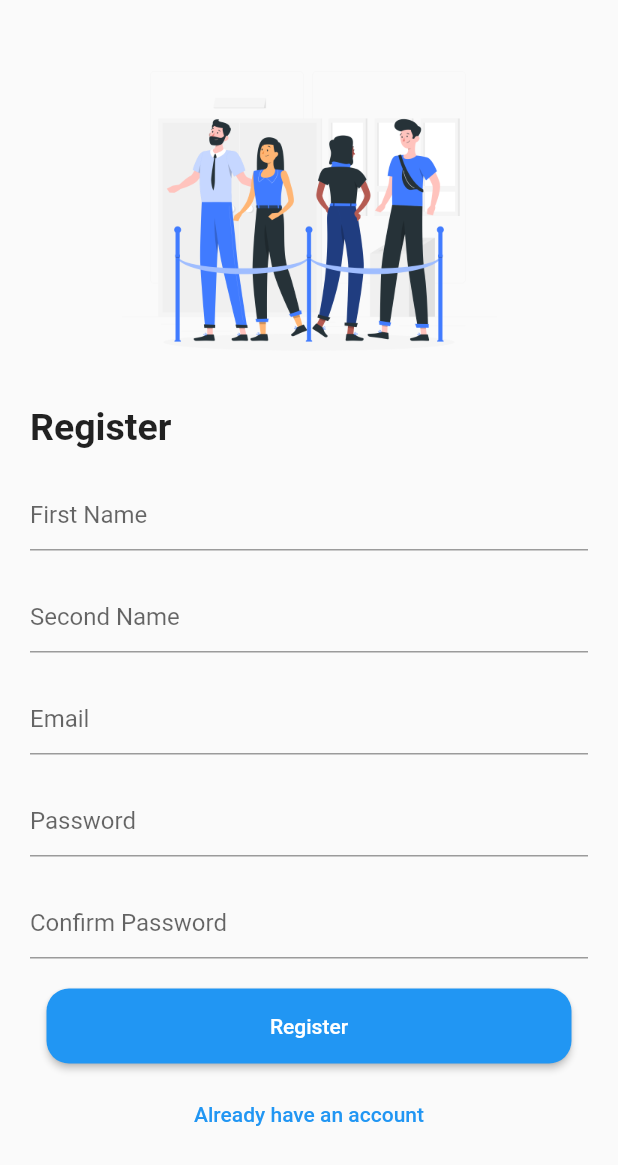
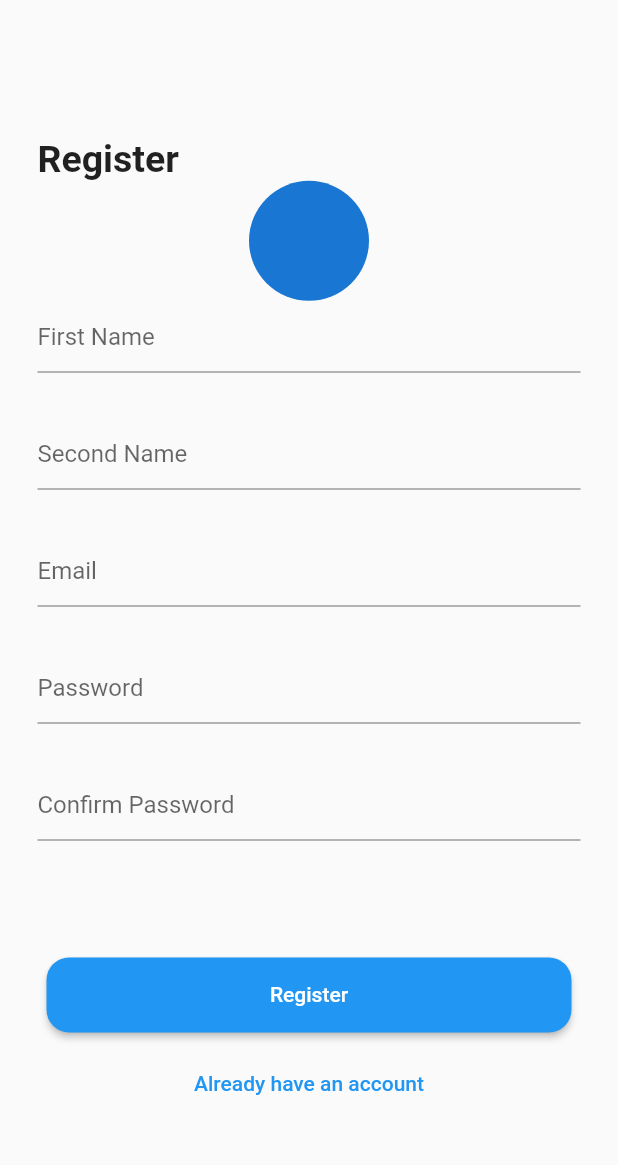
Before and after one commit to OmarOsama77/posts, a Flutter app: the screen it shows after launch, after a tap on "Register", on a phone screen of 412 x 824 dp. Shown: the top 1165 px of the screen. Run offline on Flutter 3.47's test engine with Material 2 defaults, Android fonts, the phone set to English and light mode, and no system bars.

Commit message:
updates on the ui

```diff
--- a/lib/screens/authentication_screens/login.dart
+++ b/lib/screens/authentication_screens/login.dart
@@ -1,84 +1,81 @@
 import 'package:flutter/material.dart';
+
 class Login extends StatelessWidget {
   Login({super.key});
   TextEditingController email = TextEditingController();
   TextEditingController password = TextEditingController();
 
-
   @override
   Widget build(BuildContext context) {
     final myKey = GlobalKey<FormState>();
+    final screenh = MediaQuery.of(context).size.height;
+    final screenw = MediaQuery.of(context).size.width;
     return Scaffold(
         backgroundColor: Colors.white,
-        body: SingleChildScrollView(
-          child: Form(
-              key: myKey,
-              child: Container(width: double.infinity,
-                padding: const EdgeInsets.only(top: 90,right: 20,left:20),
-                child: Column(mainAxisAlignment: MainAxisAlignment.start,crossAxisAlignment: CrossAxisAlignment.start,
+        body: Container(
+          padding: EdgeInsets.only(top: 25, left: 0, right: 0),
+          width: screenw,
+          height: screenh,
+          child: Column(
             children: [
-                    Center(
-                      child:
-                      Container(
-                        width: 300,
-                        height: 250,
-                        decoration: const  BoxDecoration(
-                          image:DecorationImage(image: AssetImage("images/login3.png"),fit: BoxFit.cover)
+              Image.asset("images/login3.png",),
+              Padding(
+                padding: const EdgeInsets.only(left: 15),
+                child: Row(
+                  mainAxisAlignment: MainAxisAlignment.start,
+                  children: [
+                    Text(
+                      "Login",
+                      style: TextStyle(
+                          fontSize: 30, fontWeight: FontWeight.bold),
+                    )
+                  ],
                 ),
               ),
-                    ),
-                    const SizedBox(height: 50,),
-                    const  Text("Login",style: TextStyle(fontWeight: FontWeight.bold,fontSize: 35),),
-                    const  SizedBox(height: 25,),
+              Container(
+                padding: EdgeInsets.only(left: 25, right: 25, top: 15),
+                child: Column(mainAxisAlignment: MainAxisAlignment.center,
+                  children: [
                     TextFormField(
-                      validator: (val){
-                        if(val!.isEmpty||!val.contains('@')||val.length<=5){
-                          return "Required";
-                        }
-                        return null;
-                      },
+
                       keyboardType: TextInputType.emailAddress,
                       decoration: const InputDecoration(
-                        prefixIcon: Icon(Icons.email),
-                        hintText: "Email"
+                          prefixIcon: Icon(Icons.email), hintText: "Email"),
+                    ),
+                    SizedBox(
+                      height: 25,
+                    ),
+                    TextFormField(
+
+                      obscureText: true,
+                      keyboardType: TextInputType.visiblePassword,
+                      decoration: const InputDecoration(
+                          prefixIcon: Icon(Icons.lock), hintText: "Password"),
+                    ),
+                    Row(mainAxisAlignment: MainAxisAlignment.end,
+                      children: [
+                       TextButton(onPressed: (){}, child: Text("Forgot passsword ?"))
+                      ],
+                    )
+                  ],
                 ),
               ),
-                    const SizedBox(height: 20,),
-                    TextFormField(
-                      validator: (val){
-                        if(val!.isEmpty||val.length<=7){
-                          return "Required";
-                        }
-                        return null;
-                      },
-                      obscureText: true,
-                      keyboardType: TextInputType.visiblePassword,
-                      decoration:const InputDecoration(
-                          prefixIcon: Icon(Icons.lock),
-                          hintText: "Password"
-                      ),
-                    ),
-                    const SizedBox(height: 8,),
-                    Row(mainAxisAlignment: MainAxisAlignment.end,
-                      children: [
-                         TextButton(onPressed: (){}, child:const Text("Forgot Password ?",style: TextStyle(fontSize: 15),))
-                      ],
-                    ),
-                    const    SizedBox(height: 15,),
-                     Container(width: double.infinity,
-                       child: Column(crossAxisAlignment: CrossAxisAlignment.center,mainAxisAlignment: MainAxisAlignment.end,
+              Expanded(
+                  child: Column(mainAxisAlignment: MainAxisAlignment.center,
                 children: [
                   SizedBox(
                     height: 50,
                     width: 350,
-                             child: ElevatedButton(onPressed: (){
-                                Navigator.pushReplacementNamed(context, "/bottom_navigation_bar");
-                             }, child: const Text("Login"),
+                    child: ElevatedButton(
+                      onPressed: () {
+                        Navigator.pushReplacementNamed(
+                            context, "/bottom_navigation_bar");
+                      },
+                      child: const Text("Login"),
                       style: ButtonStyle(
-                               shape: MaterialStateProperty.all(RoundedRectangleBorder(
-                                 borderRadius: BorderRadius.circular(15)
-                               ))
-                             ),
+                          shape: MaterialStateProperty.all(
+                              RoundedRectangleBorder(
+                                  borderRadius: BorderRadius.circular(15)))),
                     ),
                   ),
                   const SizedBox(height: 10,),
@@ -86,12 +83,9 @@ class Login extends StatelessWidget {
                     Navigator.pushReplacementNamed(context, "/signup");
                   }, child:const  Text("Register"))
                 ],
-                       ),
-                     )
+              ))
             ],
           ),
-              )),
-        ),
-    );
+        ));
   }
 }
--- a/lib/screens/authentication_screens/signup.dart
+++ b/lib/screens/authentication_screens/signup.dart
@@ -10,39 +10,41 @@ class Signup extends StatelessWidget {
   @override
   Widget build(BuildContext context) {
     final myKey = GlobalKey<FormState>();
+    final screenh = MediaQuery.of(context).size.height;
+    final screenw = MediaQuery.of(context).size.width;
     return Scaffold(
-      body: SingleChildScrollView(
-        child: Form(
-          key: myKey,
-            child:Container(
-              padding: const EdgeInsets.only(top: 20,right: 20,left:20),
-             width: double.infinity,
-              child: Column(mainAxisAlignment: MainAxisAlignment.start,crossAxisAlignment: CrossAxisAlignment.start,
+    body: Container(
+      padding: EdgeInsets.only(left: 25,right: 25,top: screenh/9),
+      width: screenw,
+      height: screenh,
+      child: Column(
         children: [
-                  Center(
-                    child: Container(
-                      width: 300,
-                      height: 250,
-                      decoration: BoxDecoration(
-                        image: DecorationImage(image: AssetImage("images/register.png"))
+          Row(
+            children: [
+              Text('Register',style: TextStyle(fontWeight: FontWeight.bold,fontSize: 25),),
+            ],
           ),
+          Row(mainAxisAlignment: MainAxisAlignment.center,
+            children: [
+              CircleAvatar(
+                radius: 40,
+              )
+            ],
           ),
-                  ),
-                  Text("Register",style: TextStyle(fontWeight: FontWeight.bold,fontSize: 25),),
-                  SizedBox(height: 20,),
+          Column(children: [
             TextFormField(
-                    keyboardType: TextInputType.text,
-                    decoration: InputDecoration(
-                      hintText: "First Name"
-                    ),
               validator: (val){
                 if(val!.isEmpty||val.length<2){
                   return "Required";
                 }
                 return null;
               },
+              keyboardType: TextInputType.text,
+              decoration: InputDecoration(
+                  hintText: "First Name"
               ),
-                  SizedBox(height: 20,),
+            ),
+            SizedBox(height: 30,),
             TextFormField(
               validator: (val){
                 if(val!.isEmpty||val.length<2){
@@ -55,80 +57,72 @@ class Signup extends StatelessWidget {
                   hintText: "Second Name"
               ),
             ),
-                  SizedBox(height: 20,),
+            SizedBox(height: 30,),
             TextFormField(
               validator: (val){
-                      if(val!.isEmpty||!val.contains('@')||val.length<=5){
+                if(val!.isEmpty||val.length<2){
                   return "Required";
                 }
                 return null;
               },
-                    keyboardType: TextInputType.emailAddress,
+              keyboardType: TextInputType.text,
               decoration: InputDecoration(
                   hintText: "Email"
               ),
             ),
-                  SizedBox(height: 20,),
+            SizedBox(height: 30,),
             TextFormField(
-                    controller: password,
               validator: (val){
-                      if(val!.isEmpty||val.length<=7){
+                if(val!.isEmpty||val.length<2){
                   return "Required";
                 }
                 return null;
               },
-                    obscureText: false,
-                    keyboardType: TextInputType.visiblePassword,
+              keyboardType: TextInputType.text,
               decoration: InputDecoration(
                   hintText: "Password"
               ),
             ),
-                  SizedBox(height: 20,),
+            SizedBox(height: 30,),
             TextFormField(
-                    controller: confirmPass,
               validator: (val){
-                      if(val!.isEmpty||val.length<=7){
+                if(val!.isEmpty||val.length<2){
                   return "Required";
                 }
                 return null;
               },
-                    obscureText: false,
-                    keyboardType: TextInputType.visiblePassword,
+              keyboardType: TextInputType.text,
               decoration: InputDecoration(
                   hintText: "Confirm Password"
+
               ),
             ),
-                  SizedBox(height: 20,),
-                  Container(width: double.infinity,
-                    child: Column(crossAxisAlignment: CrossAxisAlignment.center,
+          ],),
+          Expanded(child:Column(mainAxisAlignment: MainAxisAlignment.center,
             children: [
               SizedBox(
                 height: 50,
                 width: 350,
-                          child: Consumer<RegisterViewModel>(
-                              builder: (_,viewModel, __){
-                            return ElevatedButton(onPressed: (){
-
-                            }, child: const Text("Register"),
+                child: ElevatedButton(
+                  onPressed: () {
+                    Navigator.pushReplacementNamed(
+                        context, "/bottom_navigation_bar");
+                  },
+                  child: const Text("Register"),
                   style: ButtonStyle(
-                                  shape: MaterialStateProperty.all(RoundedRectangleBorder(
-                                      borderRadius: BorderRadius.circular(15)
-                                  ))
-                              ),
-                            );
-                              }
+                      shape: MaterialStateProperty.all(
+                          RoundedRectangleBorder(
+                              borderRadius: BorderRadius.circular(15)))),
                 ),
               ),
-                        const SizedBox(height: 10,),
+              SizedBox(height: 10,),
               TextButton(onPressed: (){
                 Navigator.pushReplacementNamed(context, "/");
               }, child:const  Text("Already have an account"))
             ],
-                    ),
-                  )
+          ))
         ],
       ),
-        ) ),
     ),
     );
   }
```
Also changed, not shown: lib/screens/posts.dart (+35 -44 lines). Lines whose indentation alone changed are shown as unchanged.
